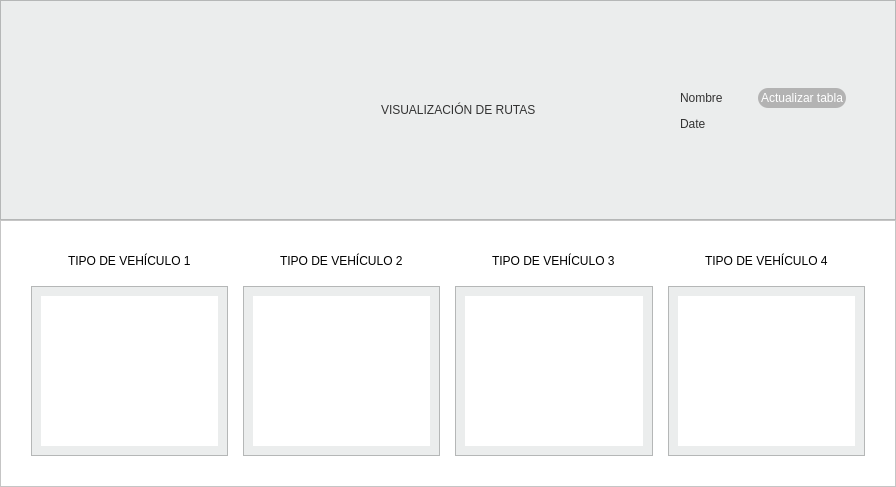
Old version of the form visualization.ui in the repository altitude-solutions/Operador_Radio.
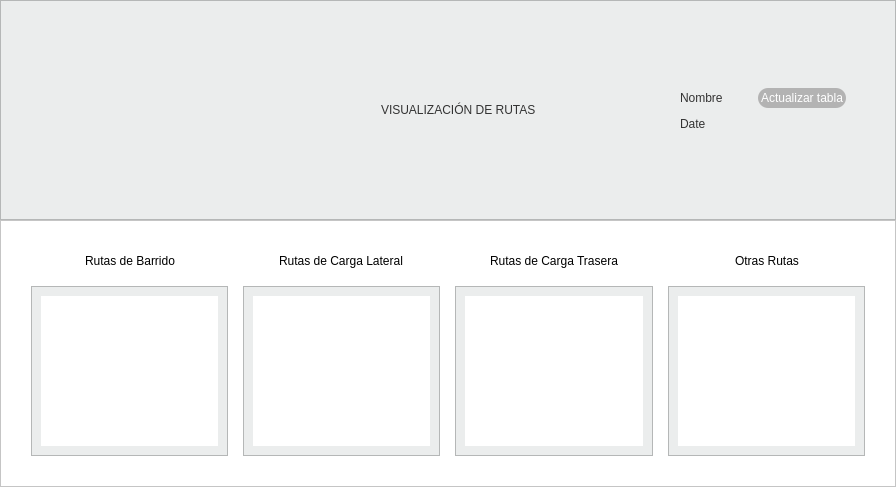
New version of the form.

Diff of the .ui file:
```diff
--- a/visualization.ui
+++ b/visualization.ui
@@ -284,7 +284,7 @@
 font: 12pt &quot;MS Shell Dlg 2&quot;;</string>
             </property>
             <property name="text">
-             <string>TIPO DE VEHÍCULO 1</string>
+             <string>Rutas de Barrido</string>
             </property>
            </widget>
           </item>
@@ -393,7 +393,7 @@
 font: 12pt &quot;MS Shell Dlg 2&quot;;</string>
             </property>
             <property name="text">
-             <string>TIPO DE VEHÍCULO 2</string>
+             <string>Rutas de Carga Lateral</string>
             </property>
            </widget>
           </item>
@@ -502,7 +502,7 @@
 font: 12pt &quot;MS Shell Dlg 2&quot;;</string>
             </property>
             <property name="text">
-             <string>TIPO DE VEHÍCULO 3</string>
+             <string>Rutas de Carga Trasera</string>
             </property>
            </widget>
           </item>
@@ -611,7 +611,7 @@
 font: 12pt &quot;MS Shell Dlg 2&quot;;</string>
             </property>
             <property name="text">
-             <string>TIPO DE VEHÍCULO 4</string>
+             <string>Otras Rutas</string>
             </property>
            </widget>
           </item>
```
